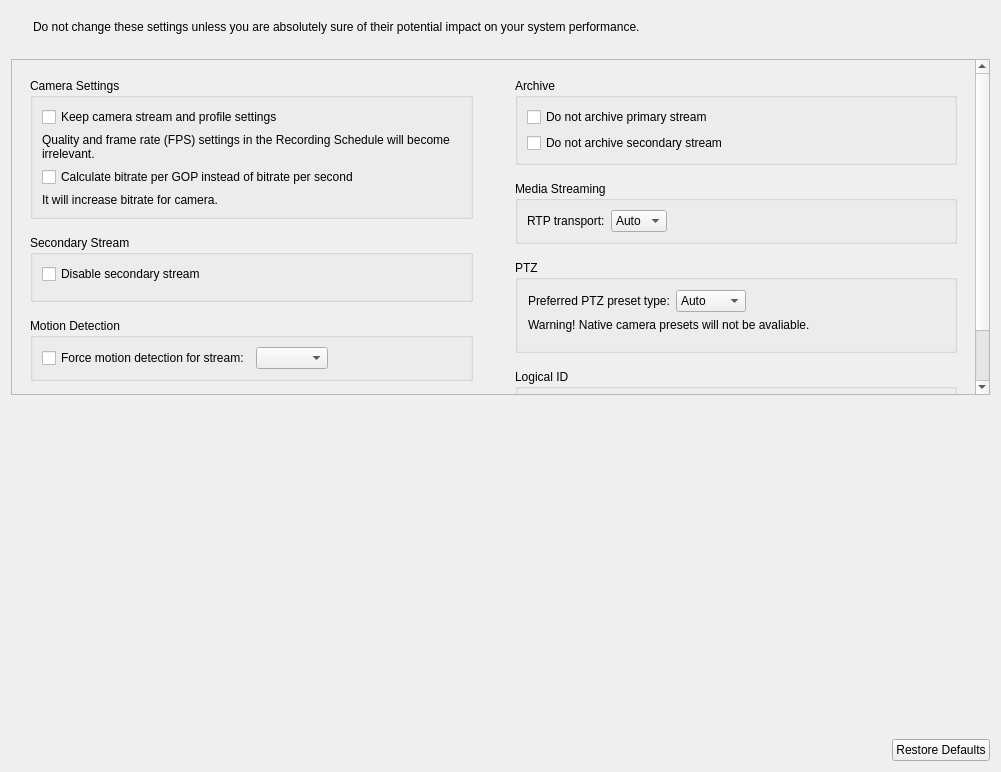
First picture: the form in client/nx_client_desktop/src/ui/widgets/properties/expert_settings_widget.ui, repository networkoptix/nx_open, before the edit.
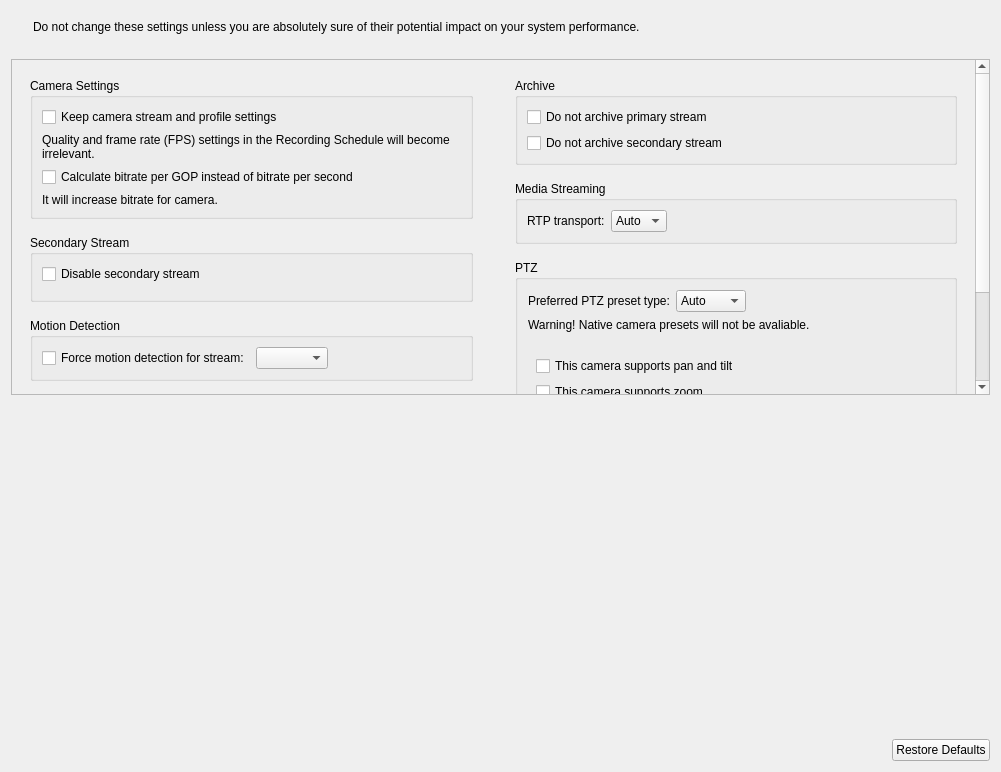
Second picture: the form after the edit. Custom widgets are drawn as their Qt base class.

Commit message:
VMS-11577: Added possibility to add Continuous PTZ capabilities via 'Expert' tab
<==== Mercurial data ====>
Branch: vms_3.2

```diff
--- a/client/nx_client_desktop/src/ui/widgets/properties/expert_settings_widget.ui
+++ b/client/nx_client_desktop/src/ui/widgets/properties/expert_settings_widget.ui
@@ -60,7 +60,7 @@
         <x>0</x>
         <y>0</y>
         <width>956</width>
-        <height>443</height>
+        <height>509</height>
        </rect>
       </property>
       <layout class="QHBoxLayout" name="horizontalLayout_5" stretch="1,1">
@@ -472,6 +472,32 @@
                </layout>
               </widget>
              </item>
+             <item>
+              <widget class="QWidget" name="forcedPtzWidget" native="true">
+               <property name="minimumSize">
+                <size>
+                 <width>0</width>
+                 <height>0</height>
+                </size>
+               </property>
+               <layout class="QVBoxLayout" name="verticalLayout_12">
+                <item>
+                 <widget class="QCheckBox" name="forcedPanTiltCheckBox">
+                  <property name="text">
+                   <string>This camera supports pan and tilt</string>
+                  </property>
+                 </widget>
+                </item>
+                <item>
+                 <widget class="QCheckBox" name="forcedZoomCheckBox">
+                  <property name="text">
+                   <string>This camera supports zoom</string>
+                  </property>
+                 </widget>
+                </item>
+               </layout>
+              </widget>
+             </item>
             </layout>
            </widget>
           </item>
```
The commit also changes 8 other files.
